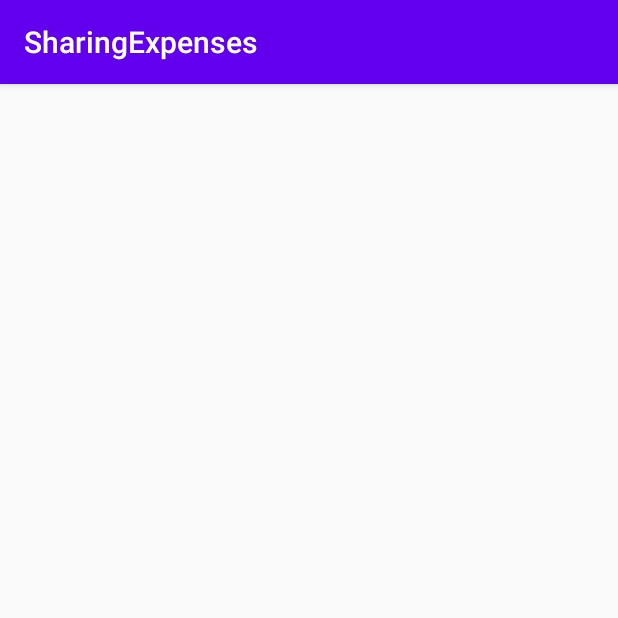
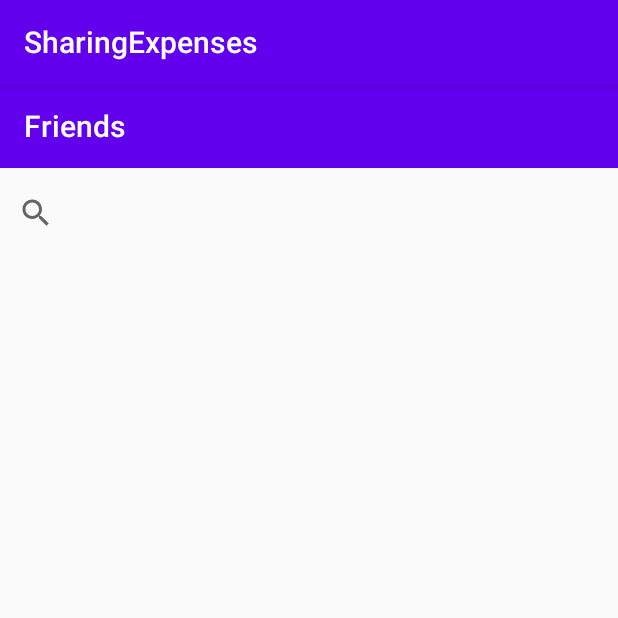
Before and after one commit to S3dany/SharingExpenses, an Android app: the FriendsActivity screen opened directly, with no data from a screen before it, on a phone screen of 412 x 824 dp, the top half of it. Run offline under Robolectric (Android 15) with nearby library versions, the phone set to English and light mode, and no system bars.

Commit message:
Added Header toolbar and Search bar to Friends page

```diff
--- a/app/src/main/res/layout/activity_friends.xml
+++ b/app/src/main/res/layout/activity_friends.xml
@@ -6,4 +6,24 @@
     android:layout_height="match_parent"
     tools:context=".FriendsActivity">
 
+    <SearchView
+        android:layout_width="match_parent"
+        android:layout_height="60dp"
+        app:layout_constraintTop_toBottomOf="@+id/toolbar"
+        tools:layout_editor_absoluteX="-16dp"
+        app:iconifiedByDefault="false"
+        android:queryHint="Search Friends"
+        />
+
+    <androidx.appcompat.widget.Toolbar
+        android:id="@+id/toolbar"
+        android:layout_width="match_parent"
+        android:layout_height="wrap_content"
+        android:background="?attr/colorPrimary"
+        android:minHeight="?attr/actionBarSize"
+        android:theme="?attr/actionBarTheme"
+        app:layout_constraintTop_toTopOf="parent"
+        tools:layout_editor_absoluteX="1dp"
+        app:title="Friends"
+        app:titleTextAppearance="@style/TextAppearance.AppCompat.Title"/>
 </androidx.constraintlayout.widget.ConstraintLayout>
```
